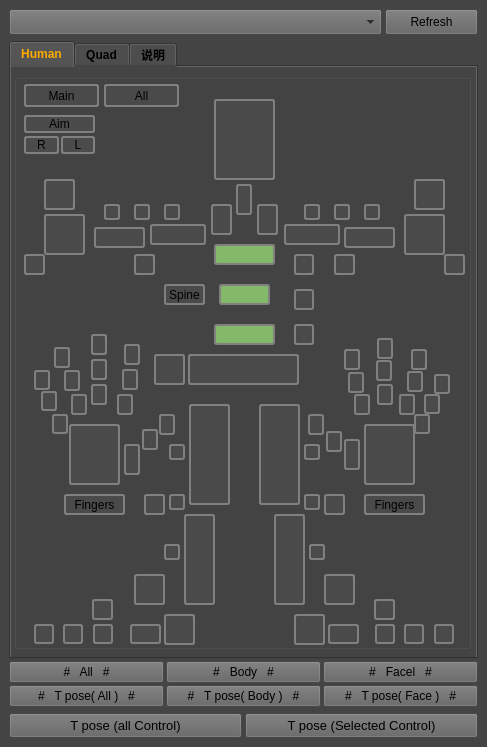
Before: the Qt Designer form Plugcmds/ControlSelecter/ControlSelecterUI.ui in zclongpop123/RiggingTeamTools, drawn with Qt 5.
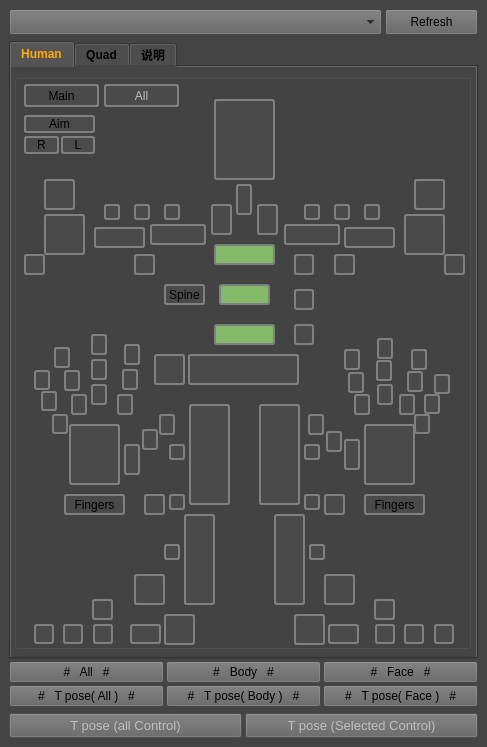
After: the same form once the commit is applied. Icons and pictures are not drawn.

Commit message: Lock 3 buttons..

The edit to the form file:
```diff
--- a/Plugcmds/ControlSelecter/ControlSelecterUI.ui
+++ b/Plugcmds/ControlSelecter/ControlSelecterUI.ui
@@ -868,7 +868,7 @@
           </widget>
           <widget class="QPushButton" name="btn_All">
            <property name="enabled">
-            <bool>true</bool>
+            <bool>false</bool>
            </property>
            <property name="geometry">
             <rect>
@@ -4793,7 +4793,7 @@
          <item>
           <widget class="QPushButton" name="btn_SelectFaceAll">
            <property name="text">
-            <string>#   Facel   #</string>
+            <string>#   Face   #</string>
            </property>
           </widget>
          </item>
@@ -4837,6 +4837,9 @@
       </property>
       <item>
        <widget class="QPushButton" name="btn_TposeAll">
+        <property name="enabled">
+         <bool>false</bool>
+        </property>
         <property name="minimumSize">
          <size>
           <width>0</width>
@@ -4855,6 +4858,9 @@
       </item>
       <item>
        <widget class="QPushButton" name="btn_TposeSelected">
+        <property name="enabled">
+         <bool>false</bool>
+        </property>
         <property name="minimumSize">
          <size>
           <width>0</width>
```
